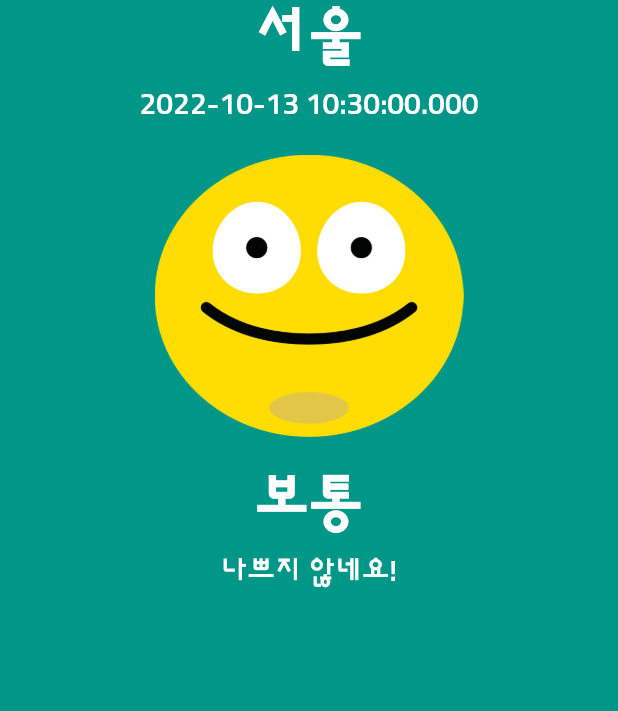
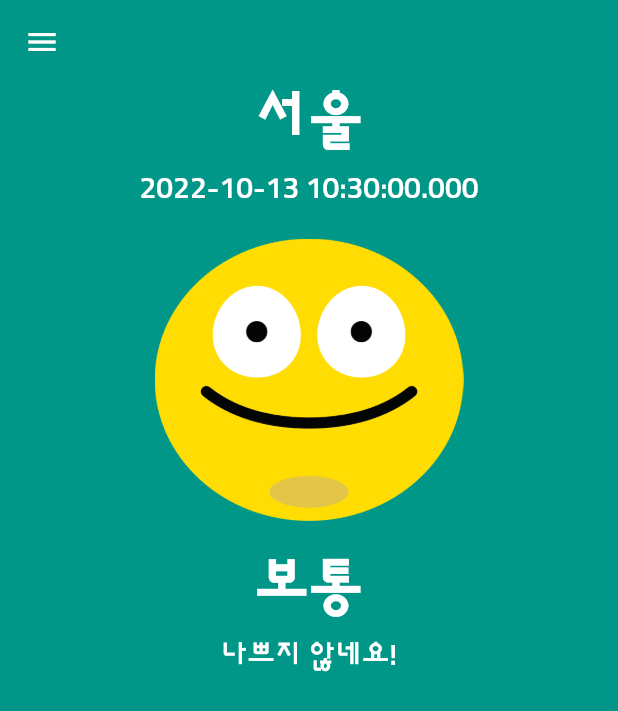
Before and after one commit to rookedsysc/Flutter-Study, a Flutter app: the screen it shows after launch, on a phone screen of 412 x 824 dp. Shown: the top 711 px of the screen. Run offline on Flutter 3.47's test engine with Material 2 defaults, Android fonts, the phone set to English and light mode, and no system bars; our stand-ins replace date_time_picker, drift, geolocator, get_it, google_maps_flutter, image_picker and 4 more; missing offline and left inert: agora_rtc_engine; accounts and stored records are empty; generated files the repository leaves out were written again.

Commit message:
Fix : AppBar margin 설정 +Toolbar 크기 구하는 방법

```diff
--- a/Project/dust_today/lib/component/main_app_bar.dart
+++ b/Project/dust_today/lib/component/main_app_bar.dart
@@ -15,6 +15,10 @@ class MainAppBar extends StatelessWidget {
       expandedHeight: 500,
       flexibleSpace: FlexibleSpaceBar(
         background: SafeArea(
+          child: Container(
+            // marign은 padding과 다르게 container 밖의 범위를 지줌해줌
+            margin: EdgeInsets.only(
+                top: kToolbarHeight), // kToolbarHeight은 Toolbar의 크기
             child: Column(
               children: [
                 Text(
@@ -55,6 +59,7 @@ class MainAppBar extends StatelessWidget {
             ),
           ),
         ),
+      ),
     );
   }
 }
--- a/Project/dust_today/lib/const/color.dart
+++ b/Project/dust_today/lib/const/color.dart
@@ -1,3 +1,7 @@
 import 'package:flutter/material.dart';
 
-Color primaryColor = Color(0xff009688);
+const primaryColor = Color(0xff009688);
+
+const darkColor = Color(0xff00675b);
+
+const lightColor = Color(0xff52c7b);
--- a/Project/dust_today/lib/screen/home_screen.dart
+++ b/Project/dust_today/lib/screen/home_screen.dart
@@ -11,11 +11,14 @@ class HomeScreen extends StatelessWidget {
   @override
   Widget build(BuildContext context) {
     return Scaffold(
-        backgroundColor: primaryColor,
-        body: CustomScrollView(
-          slivers: [
-            MainAppBar(),
-          ],
-        ));
+      // Scaffold 안에 넣어주기만 하면 자동으로 넣어줌
+      drawer: Drawer(),
+      backgroundColor: primaryColor,
+      body: CustomScrollView(
+        slivers: [
+          MainAppBar(),
+        ],
+      ),
+    );
   }
 }
```
Also changed, not shown: Project/dust_today/lib/const/custom_font.dart (line endings or trailing spaces). Lines whose indentation alone changed are shown as unchanged.
